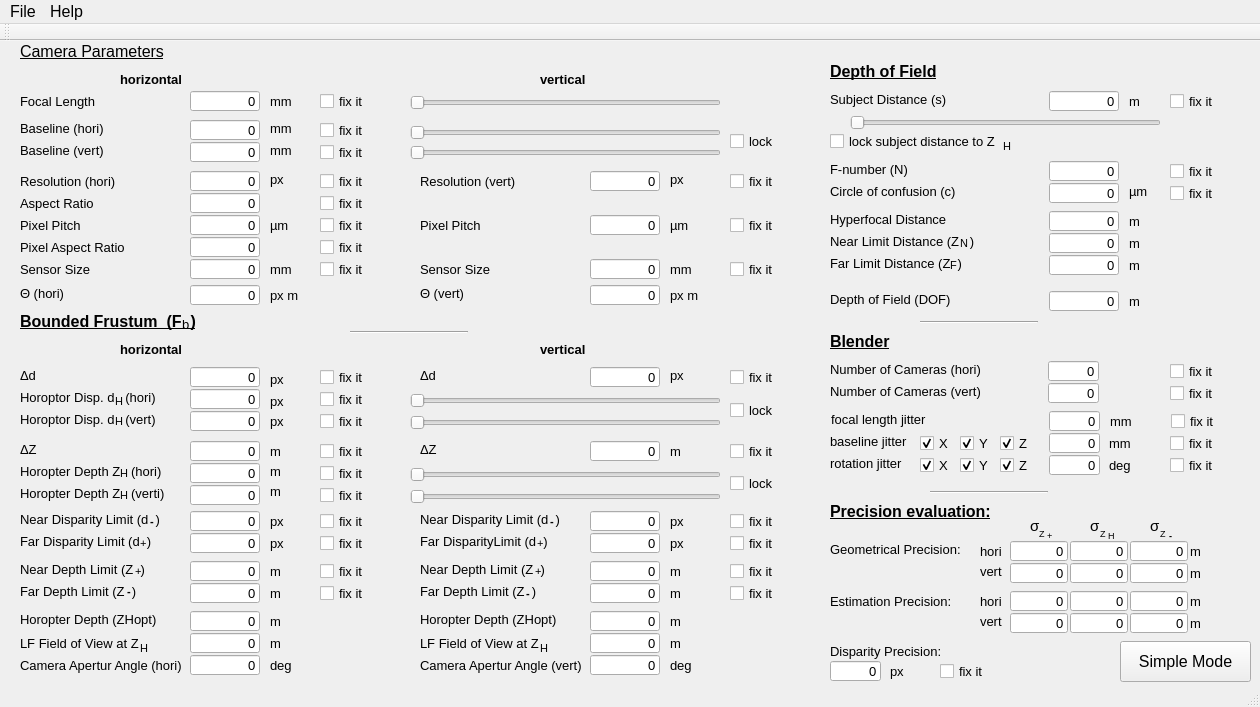
Qt form gui/external/LFCamconfigurator/src/lfcamconfigurator_windows.ui (svenwanner/openlf) before a commit.
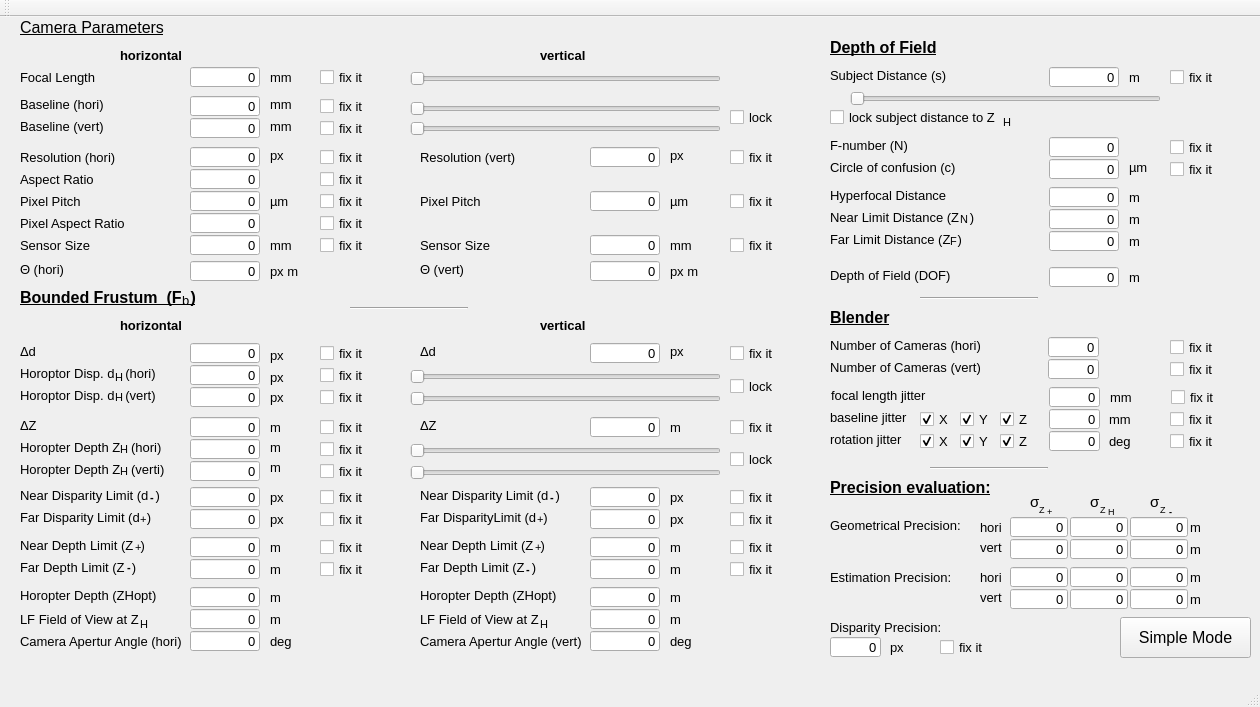
The same form after that commit.

What changed in the file:
```diff
--- a/gui/external/LFCamconfigurator/src/lfcamconfigurator_windows.ui
+++ b/gui/external/LFCamconfigurator/src/lfcamconfigurator_windows.ui
@@ -5631,24 +5631,6 @@
      <height>21</height>
     </rect>
    </property>
-   <widget class="QMenu" name="menuFile">
-    <property name="title">
-     <string>File</string>
-    </property>
-    <addaction name="actionSave_Configuration"/>
-    <addaction name="actionLoad_Configuration"/>
-    <addaction name="actionReset_Configuration"/>
-    <addaction name="actionExport_to_Blender"/>
-    <addaction name="actionExport_to_LF_Framework"/>
-   </widget>
-   <widget class="QMenu" name="menuHelp">
-    <property name="title">
-     <string>Help</string>
-    </property>
-    <addaction name="actionHelp"/>
-   </widget>
-   <addaction name="menuFile"/>
-   <addaction name="menuHelp"/>
   </widget>
   <action name="actionSave_Configuration">
    <property name="text">
```
